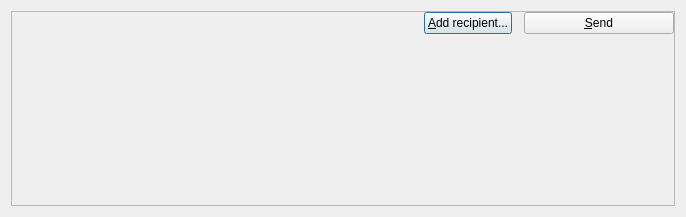
The window that src/qt/forms/sendcoinsdialog.ui (raffermeko/bitcoin) describes before a commit, drawn with Qt 5.
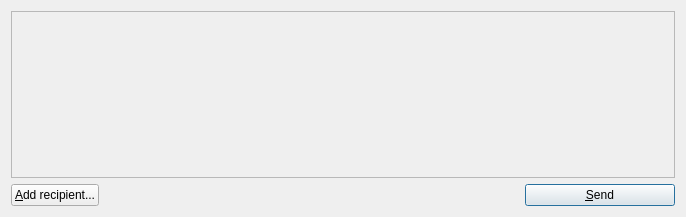
The same window after the commit. Icons and pictures are not drawn.

Commit message: move buttons to bottom of send coins tab, outside of scroll area

The edit to the form file:
```diff
--- a/src/qt/forms/sendcoinsdialog.ui
+++ b/src/qt/forms/sendcoinsdialog.ui
@@ -25,7 +25,7 @@
         <x>0</x>
         <y>0</y>
         <width>666</width>
-        <height>197</height>
+        <height>162</height>
        </rect>
       </property>
       <layout class="QVBoxLayout" name="verticalLayout_2">
@@ -40,10 +40,38 @@
         </layout>
        </item>
        <item>
+        <spacer name="verticalSpacer">
+         <property name="orientation">
+          <enum>Qt::Vertical</enum>
+         </property>
+         <property name="sizeHint" stdset="0">
+          <size>
+           <width>20</width>
+           <height>40</height>
+          </size>
+         </property>
+        </spacer>
+       </item>
+      </layout>
+     </widget>
+    </widget>
+   </item>
+   <item>
         <layout class="QHBoxLayout" name="horizontalLayout">
          <property name="spacing">
           <number>12</number>
          </property>
+     <item>
+      <widget class="QPushButton" name="addButton">
+       <property name="text">
+        <string>&amp;Add recipient...</string>
+       </property>
+       <property name="icon">
+        <iconset resource="../bitcoin.qrc">
+         <normaloff>:/icons/add</normaloff>:/icons/add</iconset>
+       </property>
+      </widget>
+     </item>
          <item>
           <spacer name="horizontalSpacer">
            <property name="orientation">
@@ -57,17 +85,6 @@
            </property>
           </spacer>
          </item>
-         <item>
-          <widget class="QPushButton" name="addButton">
-           <property name="text">
-            <string>&amp;Add recipient...</string>
-           </property>
-           <property name="icon">
-            <iconset resource="../bitcoin.qrc">
-             <normaloff>:/icons/add</normaloff>:/icons/add</iconset>
-           </property>
-          </widget>
-         </item>
          <item>
           <widget class="QPushButton" name="sendButton">
            <property name="minimumSize">
@@ -92,23 +109,6 @@
           </widget>
          </item>
         </layout>
-       </item>
-       <item>
-        <spacer name="verticalSpacer">
-         <property name="orientation">
-          <enum>Qt::Vertical</enum>
-         </property>
-         <property name="sizeHint" stdset="0">
-          <size>
-           <width>20</width>
-           <height>40</height>
-          </size>
-         </property>
-        </spacer>
-       </item>
-      </layout>
-     </widget>
-    </widget>
    </item>
   </layout>
  </widget>
```
Lines whose indentation alone changed are shown as unchanged.
